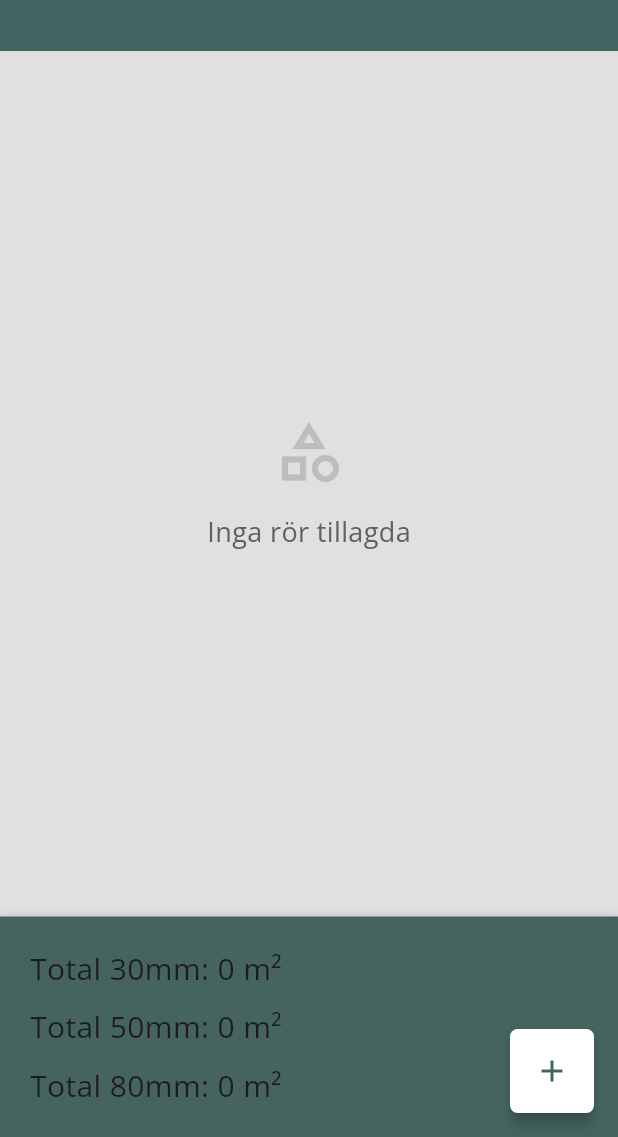
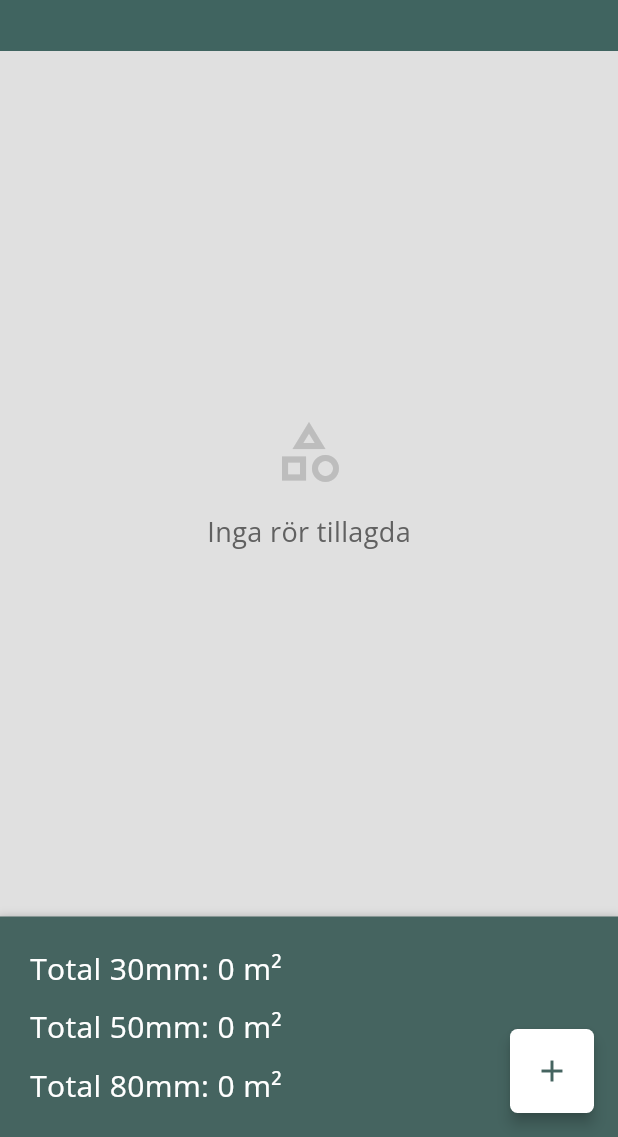
Before and after one commit to jockeBjers/insulation_app, a Flutter app: the screen it shows once a user with an empty profile is signed in, on a phone screen of 412 x 824 dp, the part 99-1236 px from its top. Run offline on Flutter 3.47's test engine with Material 3 defaults, Android fonts, the light colour scheme and no system bars; our stand-ins replace cloud_firestore, firebase_auth, firebase_core, freezed_annotation, google_fonts, hive_flutter; accounts and stored records are empty; generated files the repository leaves out were written again.

Commit message:
refactor PipeListView and SummaryView for consistent styling and improved readability

```diff
--- a/lib/util/widgets/summary_view.dart
+++ b/lib/util/widgets/summary_view.dart
@@ -16,12 +16,12 @@ class SummaryView extends StatelessWidget {
   Widget build(BuildContext context) {
     return Container(
       width: double.infinity,
-      padding: EdgeInsets.all(20),
+      padding: const EdgeInsets.all(20),
       decoration: BoxDecoration(
         color: Theme.of(context).primaryColor,
-        boxShadow: [
+        boxShadow: const [
           BoxShadow(
-            color: const Color.fromARGB(155, 158, 158, 158).withValues(),
+            color: Colors.black26,
             spreadRadius: 2,
             blurRadius: 5,
             offset: Offset(0, 3),
@@ -33,17 +33,26 @@ class SummaryView extends StatelessWidget {
         children: [
           Text(
             "Total 30mm: ${total30.ceil()} m²",
-            style: TextStyle(fontSize: 20),
+            style: TextStyle(
+              fontSize: 20,
+              color: Theme.of(context).colorScheme.onPrimary,
+            ),
           ),
-          SizedBox(height: 10),
+          const SizedBox(height: 10),
           Text(
             "Total 50mm: ${total50.ceil()} m²",
-            style: TextStyle(fontSize: 20),
+            style: TextStyle(
+              fontSize: 20,
+              color: Theme.of(context).colorScheme.onPrimary,
+            ),
           ),
-          SizedBox(height: 10),
+          const SizedBox(height: 10),
           Text(
             "Total 80mm: ${total80.ceil()} m²",
-            style: TextStyle(fontSize: 20),
+            style: TextStyle(
+              fontSize: 20,
+              color: Theme.of(context).colorScheme.onPrimary,
+            ),
           ),
         ],
       ),
```
Also changed, not shown: lib/util/widgets/pipe_list_view.dart (+31 -10 lines).
